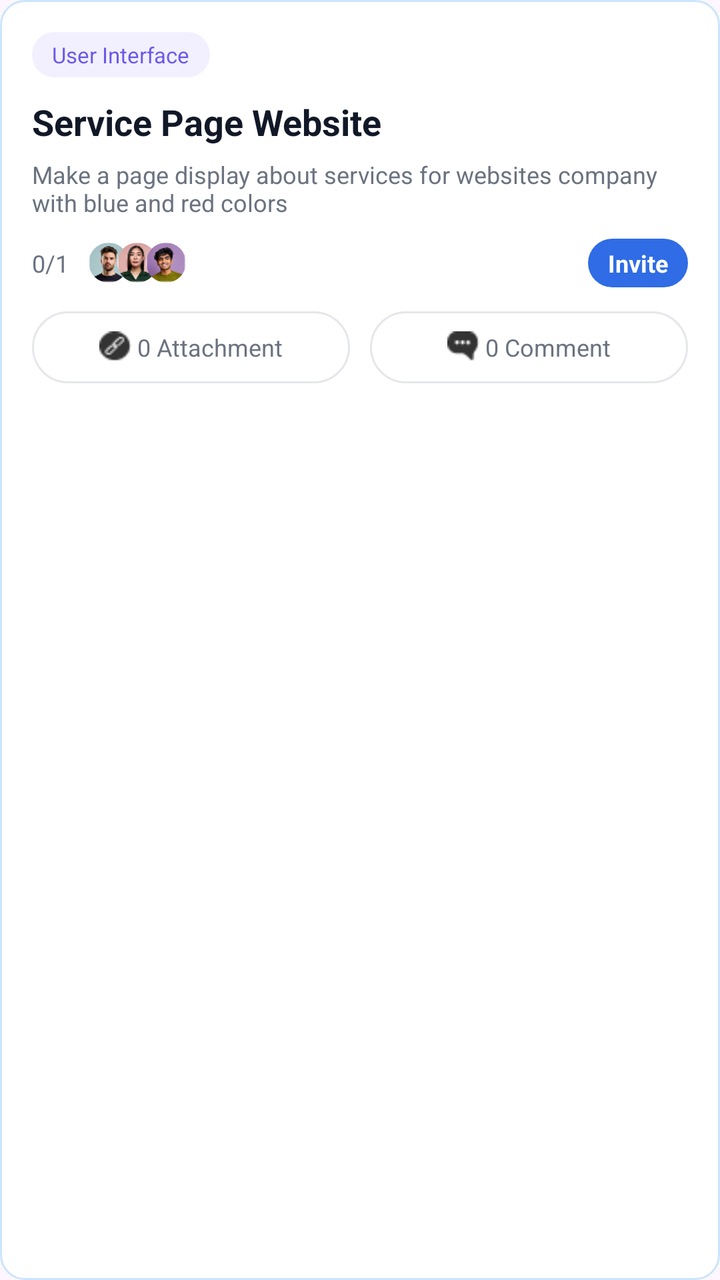
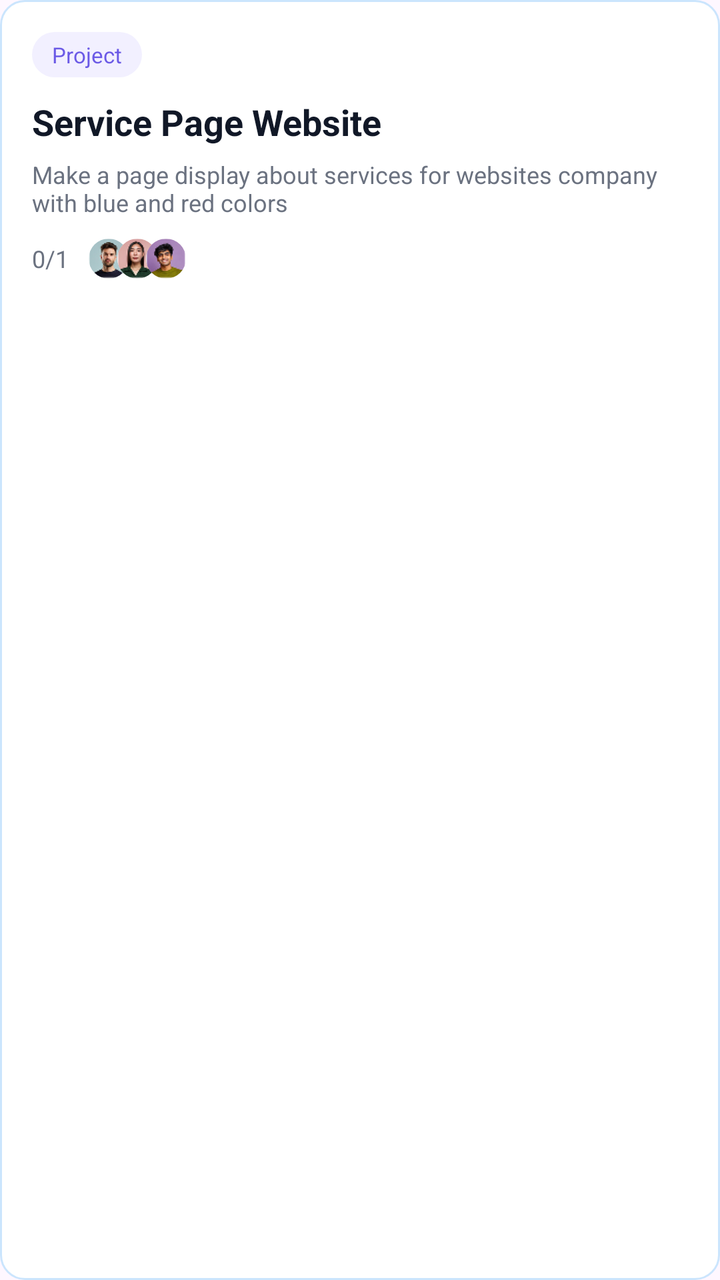

An Android layout rendered at two revisions. The XML below is the earlier revision; the diff shows what the commit changed to produce the second picture.
<!-- AndroidManifest.xml: application theme Theme.Teamflow -->
<!-- res/layout/item_home_task.xml -->
<?xml version="1.0" encoding="utf-8"?>
<LinearLayout xmlns:android="http://schemas.android.com/apk/res/android"
    android:id="@+id/taskCardRoot"
    android:layout_width="match_parent"
    android:layout_height="wrap_content"
    android:orientation="vertical"
    android:background="@drawable/bg_card_soft"
    android:padding="16dp"
    android:layout_marginBottom="14dp">

    
    <TextView
        android:id="@+id/tvTag"
        android:layout_width="wrap_content"
        android:layout_height="wrap_content"
        android:paddingStart="10dp"
        android:paddingEnd="10dp"
        android:paddingTop="4dp"
        android:paddingBottom="4dp"
        android:text="User Interface"
        android:textColor="#6B5AE6"
        android:textSize="11sp"
        android:background="@drawable/bg_pill_light" />

    
    <TextView
        android:id="@+id/tvTitle"
        android:layout_width="wrap_content"
        android:layout_height="wrap_content"
        android:layout_marginTop="10dp"
        android:text="Service Page Website"
        android:textColor="#111827"
        android:textSize="18sp"
        android:textStyle="bold" />

    
    <TextView
        android:id="@+id/tvDescription"
        android:layout_width="wrap_content"
        android:layout_height="wrap_content"
        android:layout_marginTop="6dp"
        android:text="Make a page display about services for websites company with blue and red colors"
        android:textColor="#6B7280"
        android:textSize="12sp" />

    
    <LinearLayout
        android:layout_width="match_parent"
        android:layout_height="wrap_content"
        android:layout_marginTop="10dp"
        android:orientation="horizontal"
        android:gravity="center_vertical">

        <TextView
            android:id="@+id/tvProgress"
            android:layout_width="wrap_content"
            android:layout_height="wrap_content"
            android:text="0/1"
            android:textColor="#6B7280"
            android:textSize="12sp" />

        <LinearLayout
            android:layout_width="wrap_content"
            android:layout_height="wrap_content"
            android:layout_marginStart="10dp"
            android:orientation="horizontal">
            <ImageView
                android:layout_width="20dp"
                android:layout_height="20dp"
                android:background="@drawable/circle_mask"
                android:clipToOutline="true"
                android:scaleType="centerCrop"
                android:src="@drawable/pfp1" />

            <ImageView
                android:layout_width="20dp"
                android:layout_height="20dp"
                android:layout_marginStart="-6dp"
                android:background="@drawable/circle_mask"
                android:clipToOutline="true"
                android:scaleType="centerCrop"
                android:src="@drawable/pfp2" />

            <ImageView
                android:layout_width="20dp"
                android:layout_height="20dp"
                android:layout_marginStart="-6dp"
                android:background="@drawable/circle_mask"
                android:clipToOutline="true"
                android:scaleType="centerCrop"
                android:src="@drawable/pfp3" />

        </LinearLayout>

        <View
            android:layout_width="0dp"
            android:layout_height="0dp"
            android:layout_weight="1" />

        <TextView
            android:id="@+id/tvInvite"
            android:layout_width="wrap_content"
            android:layout_height="wrap_content"
            android:paddingStart="10dp"
            android:paddingEnd="10dp"
            android:paddingTop="4dp"
            android:paddingBottom="4dp"
            android:text="Invite"
            android:textColor="#FFFFFF"
            android:textSize="12sp"
            android:textStyle="bold"
            android:background="@drawable/bg_chip_primary" />
    </LinearLayout>

    
    <LinearLayout
        android:layout_width="match_parent"
        android:layout_height="wrap_content"
        android:layout_marginTop="12dp"
        android:orientation="horizontal">

        
        <RelativeLayout
            android:layout_width="0dp"
            android:layout_height="36dp"
            android:layout_weight="1"
            android:background="@drawable/bg_chip_outline"
            android:layout_marginEnd="5dp">

            <LinearLayout
                android:layout_width="wrap_content"
                android:layout_height="wrap_content"
                android:layout_centerInParent="true"
                android:orientation="horizontal"
                android:gravity="center_vertical">

                <ImageView
                    android:layout_width="16dp"
                    android:layout_height="16dp"
                    android:src="@drawable/paperclip"
                    android:layout_gravity="center_vertical" />

                <TextView
                    android:id="@+id/tvAttachments"
                    android:layout_width="wrap_content"
                    android:layout_height="wrap_content"
                    android:text=" 0 Attachment"
                    android:textColor="#6B7280"
                    android:textSize="12sp" />
            </LinearLayout>
        </RelativeLayout>

        
        <RelativeLayout
            android:layout_width="0dp"
            android:layout_height="36dp"
            android:layout_weight="1"
            android:background="@drawable/bg_chip_outline"
            android:layout_marginStart="5dp">

            <LinearLayout
                android:layout_width="wrap_content"
                android:layout_height="wrap_content"
                android:layout_centerInParent="true"
                android:orientation="horizontal"
                android:gravity="center_vertical">

                <ImageView
                    android:layout_width="16dp"
                    android:layout_height="16dp"
                    android:src="@drawable/comments"
                    android:layout_gravity="center_vertical" />

                <TextView
                    android:id="@+id/tvComments"
                    android:layout_width="wrap_content"
                    android:layout_height="wrap_content"
                    android:text=" 0 Comment"
                    android:textColor="#6B7280"
                    android:textSize="12sp" />
            </LinearLayout>
        </RelativeLayout>
    </LinearLayout>

</LinearLayout>
<!-- resources referenced by this layout -->
<resources>
  <!-- drawable bg_card_soft (drawable) -->
  <shape xmlns:android="http://schemas.android.com/apk/res/android">
      <solid android:color="#FFFFFF"/>
      <corners android:radius="12dp"/>
      <stroke android:width="1dp" android:color="#CBE5FD"/>
  </shape>
  <!-- drawable bg_chip_outline (drawable) -->
  <shape xmlns:android="http://schemas.android.com/apk/res/android">
      <solid android:color="#FFFFFF"/>
      <stroke android:width="1dp" android:color="#E5E7EB"/>
      <corners android:radius="18dp"/>
  </shape>
  <!-- drawable bg_chip_primary (drawable) -->
  <shape xmlns:android="http://schemas.android.com/apk/res/android">
      <solid android:color="#2F6CE5"/>
      <corners android:radius="16dp"/>
  </shape>
  <!-- drawable bg_pill_light (drawable) -->
  <shape xmlns:android="http://schemas.android.com/apk/res/android">
      <solid android:color="#F2F0FF"/>
      <corners android:radius="16dp"/>
  </shape>
  <!-- drawable circle_mask (drawable) -->
  <?xml version="1.0" encoding="utf-8"?>
  <shape xmlns:android="http://schemas.android.com/apk/res/android"
      android:shape="oval">
      <size android:width="50dp" android:height="50dp"/>
      <solid android:color="#FFFFFF"/> 
  </shape>
  <!-- drawable comments: png bitmap (drawable, 347 bytes) -->
  <!-- drawable paperclip: png bitmap (drawable, 399 bytes) -->
  <!-- drawable pfp1: png bitmap (drawable, 3442 bytes) -->
  <!-- drawable pfp2: png bitmap (drawable, 3665 bytes) -->
  <!-- drawable pfp3: png bitmap (drawable, 3564 bytes) -->
  <style name="Theme.Teamflow" parent="Base.Theme.Teamflow" />
  <style name="Base.Theme.Teamflow" parent="Theme.Material3.DayNight.NoActionBar">
          
         <item name="colorPrimary">#2F6CE5</item>
      </style>
</resources>

<!-- the commit's change to res/layout/item_home_task.xml (unified diff, before → after) -->
@@ -17,7 +17,7 @@
         android:paddingEnd="10dp"
         android:paddingTop="4dp"
         android:paddingBottom="4dp"
-        android:text="User Interface"
+        android:text="Project"
         android:textColor="#6B5AE6"
         android:textSize="11sp"
         android:background="@drawable/bg_pill_light" />
@@ -43,7 +43,7 @@
         android:textColor="#6B7280"
         android:textSize="12sp" />
 
-    
+
     <LinearLayout
         android:layout_width="match_parent"
         android:layout_height="wrap_content"
@@ -92,94 +92,11 @@
 
         </LinearLayout>
 
-        <View
-            android:layout_width="0dp"
-            android:layout_height="0dp"
-            android:layout_weight="1" />
 
-        <TextView
-            android:id="@+id/tvInvite"
-            android:layout_width="wrap_content"
-            android:layout_height="wrap_content"
-            android:paddingStart="10dp"
-            android:paddingEnd="10dp"
-            android:paddingTop="4dp"
-            android:paddingBottom="4dp"
-            android:text="Invite"
-            android:textColor="#FFFFFF"
-            android:textSize="12sp"
-            android:textStyle="bold"
-            android:background="@drawable/bg_chip_primary" />
+
+
     </LinearLayout>
 
-    
-    <LinearLayout
-        android:layout_width="match_parent"
-        android:layout_height="wrap_content"
-        android:layout_marginTop="12dp"
-        android:orientation="horizontal">
 
-        
-        <RelativeLayout
-            android:layout_width="0dp"
-            android:layout_height="36dp"
-            android:layout_weight="1"
-            android:background="@drawable/bg_chip_outline"
-            android:layout_marginEnd="5dp">
-
-            <LinearLayout
-                android:layout_width="wrap_content"
-                android:layout_height="wrap_content"
-                android:layout_centerInParent="true"
-                android:orientation="horizontal"
-                android:gravity="center_vertical">
-
-                <ImageView
-                    android:layout_width="16dp"
-                    android:layout_height="16dp"
-                    android:src="@drawable/paperclip"
-                    android:layout_gravity="center_vertical" />
-
-                <TextView
-                    android:id="@+id/tvAttachments"
-                    android:layout_width="wrap_content"
-                    android:layout_height="wrap_content"
-                    android:text=" 0 Attachment"
-                    android:textColor="#6B7280"
-                    android:textSize="12sp" />
-            </LinearLayout>
-        </RelativeLayout>
-
-        
-        <RelativeLayout
-            android:layout_width="0dp"
-            android:layout_height="36dp"
-            android:layout_weight="1"
-            android:background="@drawable/bg_chip_outline"
-            android:layout_marginStart="5dp">
-
-            <LinearLayout
-                android:layout_width="wrap_content"
-                android:layout_height="wrap_content"
-                android:layout_centerInParent="true"
-                android:orientation="horizontal"
-                android:gravity="center_vertical">
-
-                <ImageView
-                    android:layout_width="16dp"
-                    android:layout_height="16dp"
-                    android:src="@drawable/comments"
-                    android:layout_gravity="center_vertical" />
-
-                <TextView
-                    android:id="@+id/tvComments"
-                    android:layout_width="wrap_content"
-                    android:layout_height="wrap_content"
-                    android:text=" 0 Comment"
-                    android:textColor="#6B7280"
-                    android:textSize="12sp" />
-            </LinearLayout>
-        </RelativeLayout>
-    </LinearLayout>
 
 </LinearLayout>
<!-- resource entries referenced after the edit -->
@@ -5,17 +5,6 @@
       <solid android:color="#FFFFFF"/>
       <corners android:radius="12dp"/>
       <stroke android:width="1dp" android:color="#CBE5FD"/>
-  </shape>
-  <!-- drawable bg_chip_outline (drawable) -->
-  <shape xmlns:android="http://schemas.android.com/apk/res/android">
-      <solid android:color="#FFFFFF"/>
-      <stroke android:width="1dp" android:color="#E5E7EB"/>
-      <corners android:radius="18dp"/>
-  </shape>
-  <!-- drawable bg_chip_primary (drawable) -->
-  <shape xmlns:android="http://schemas.android.com/apk/res/android">
-      <solid android:color="#2F6CE5"/>
-      <corners android:radius="16dp"/>
   </shape>
   <!-- drawable bg_pill_light (drawable) -->
   <shape xmlns:android="http://schemas.android.com/apk/res/android">
@@ -29,8 +18,6 @@
       <size android:width="50dp" android:height="50dp"/>
       <solid android:color="#FFFFFF"/> 
   </shape>
-  <!-- drawable comments: png bitmap (drawable, 347 bytes) -->
-  <!-- drawable paperclip: png bitmap (drawable, 399 bytes) -->
   <!-- drawable pfp1: png bitmap (drawable, 3442 bytes) -->
   <!-- drawable pfp2: png bitmap (drawable, 3665 bytes) -->
   <!-- drawable pfp3: png bitmap (drawable, 3564 bytes) -->
